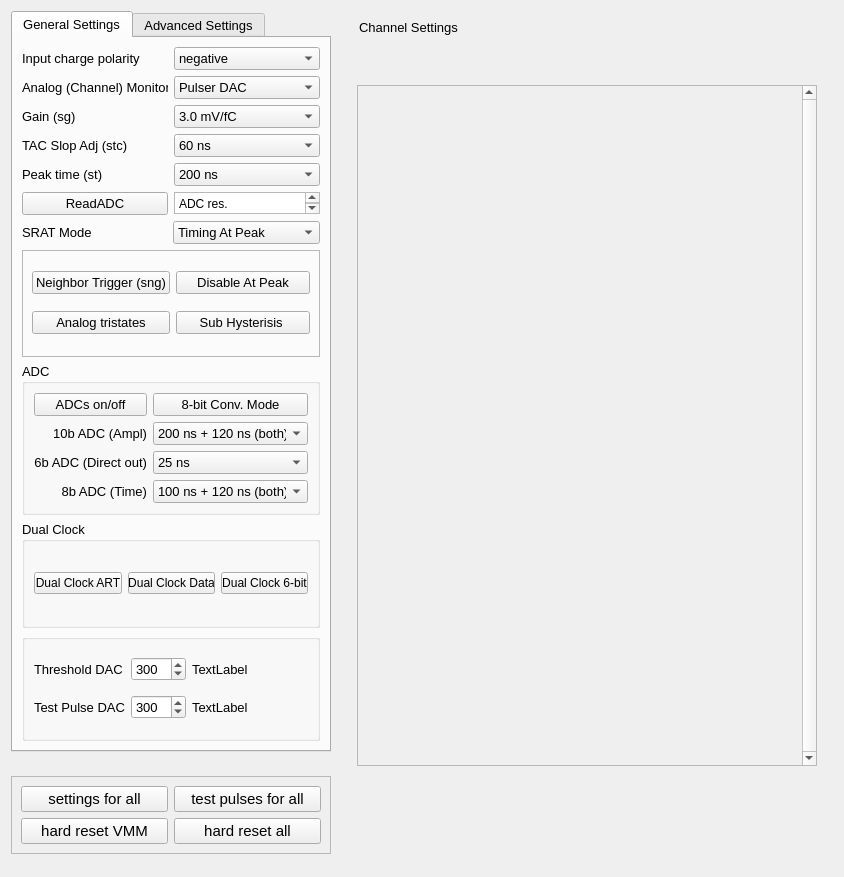
First picture: the form in src/vmm_window.ui, repository YanzhaoW/vmmsc, before the edit.
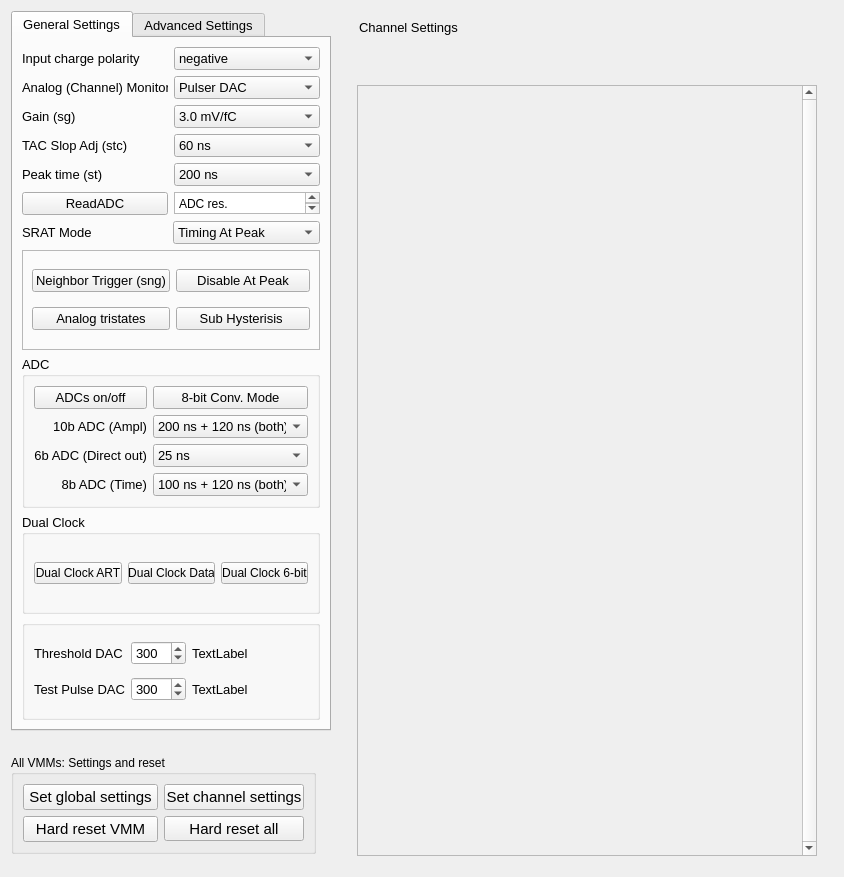
Second picture: the form after the edit.

Commit message: added buttons to reset all VMMs and copy channel settings

Patch:
```diff
--- a/src/vmm_window.ui
+++ b/src/vmm_window.ui
@@ -32,115 +32,6 @@
    <string>Form</string>
   </property>
   <layout class="QGridLayout" name="gridLayout_4">
-   <item row="4" column="0">
-    <widget class="QFrame" name="frame_2">
-     <property name="sizePolicy">
-      <sizepolicy hsizetype="Preferred" vsizetype="Fixed">
-       <horstretch>0</horstretch>
-       <verstretch>0</verstretch>
-      </sizepolicy>
-     </property>
-     <property name="minimumSize">
-      <size>
-       <width>0</width>
-       <height>50</height>
-      </size>
-     </property>
-     <property name="frameShape">
-      <enum>QFrame::StyledPanel</enum>
-     </property>
-     <property name="frameShadow">
-      <enum>QFrame::Raised</enum>
-     </property>
-     <layout class="QGridLayout" name="gridLayout_9">
-      <item row="1" column="1">
-       <widget class="QPushButton" name="vmmResetAll">
-        <property name="sizePolicy">
-         <sizepolicy hsizetype="Expanding" vsizetype="Fixed">
-          <horstretch>0</horstretch>
-          <verstretch>0</verstretch>
-         </sizepolicy>
-        </property>
-        <property name="minimumSize">
-         <size>
-          <width>0</width>
-          <height>25</height>
-         </size>
-        </property>
-        <property name="font">
-         <font>
-          <family>Arial</family>
-          <pointsize>11</pointsize>
-         </font>
-        </property>
-        <property name="text">
-         <string>hard reset all</string>
-        </property>
-       </widget>
-      </item>
-      <item row="1" column="0">
-       <widget class="QPushButton" name="vmmReset">
-        <property name="enabled">
-         <bool>true</bool>
-        </property>
-        <property name="sizePolicy">
-         <sizepolicy hsizetype="Expanding" vsizetype="Fixed">
-          <horstretch>0</horstretch>
-          <verstretch>0</verstretch>
-         </sizepolicy>
-        </property>
-        <property name="minimumSize">
-         <size>
-          <width>0</width>
-          <height>25</height>
-         </size>
-        </property>
-        <property name="font">
-         <font>
-          <family>Arial</family>
-          <pointsize>11</pointsize>
-         </font>
-        </property>
-        <property name="text">
-         <string>hard reset VMM</string>
-        </property>
-       </widget>
-      </item>
-      <item row="0" column="0">
-       <widget class="QPushButton" name="ApplyAll">
-        <property name="minimumSize">
-         <size>
-          <width>0</width>
-          <height>25</height>
-         </size>
-        </property>
-        <property name="font">
-         <font>
-          <family>Arial</family>
-          <pointsize>11</pointsize>
-         </font>
-        </property>
-        <property name="text">
-         <string extracomment="Applies the settings of current VMM to all activated VMMs">settings for all</string>
-        </property>
-       </widget>
-      </item>
-      <item row="0" column="1">
-       <widget class="QPushButton" name="TestPulsesAll">
-        <property name="font">
-         <font>
-          <family>Arial</family>
-          <pointsize>11</pointsize>
-         </font>
-        </property>
-        <property name="text">
-         <string>test pulses for all</string>
-        </property>
-       </widget>
-      </item>
-     </layout>
-    </widget>
-   </item>
    <item row="0" column="0">
     <widget class="QTabWidget" name="tabWidget_4">
      <property name="maximumSize">
@@ -1797,7 +1688,7 @@
             <x>10</x>
             <y>44</y>
             <width>460</width>
-            <height>681</height>
+            <height>771</height>
            </rect>
           </property>
           <property name="lineWidth">
@@ -1818,7 +1709,7 @@
              <x>0</x>
              <y>0</y>
              <width>441</width>
-             <height>679</height>
+             <height>769</height>
             </rect>
            </property>
           </widget>
@@ -1862,6 +1753,142 @@
      </layout>
     </widget>
    </item>
+   <item row="4" column="0">
+    <widget class="QGroupBox" name="grpAllVMMs">
+     <property name="sizePolicy">
+      <sizepolicy hsizetype="Fixed" vsizetype="Fixed">
+       <horstretch>0</horstretch>
+       <verstretch>0</verstretch>
+      </sizepolicy>
+     </property>
+     <property name="minimumSize">
+      <size>
+       <width>0</width>
+       <height>50</height>
+      </size>
+     </property>
+     <property name="title">
+      <string>All VMMs: Settings and reset</string>
+     </property>
+     <layout class="QGridLayout" name="gridLayout_9">
+      <item row="1" column="1">
+       <widget class="QPushButton" name="vmmResetAll">
+        <property name="sizePolicy">
+         <sizepolicy hsizetype="Expanding" vsizetype="Fixed">
+          <horstretch>0</horstretch>
+          <verstretch>0</verstretch>
+         </sizepolicy>
+        </property>
+        <property name="minimumSize">
+         <size>
+          <width>135</width>
+          <height>20</height>
+         </size>
+        </property>
+        <property name="maximumSize">
+         <size>
+          <width>140</width>
+          <height>25</height>
+         </size>
+        </property>
+        <property name="font">
+         <font>
+          <family>Arial</family>
+          <pointsize>11</pointsize>
+         </font>
+        </property>
+        <property name="text">
+         <string>Hard reset all</string>
+        </property>
+       </widget>
+      </item>
+      <item row="1" column="0">
+       <widget class="QPushButton" name="vmmReset">
+        <property name="enabled">
+         <bool>true</bool>
+        </property>
+        <property name="sizePolicy">
+         <sizepolicy hsizetype="Expanding" vsizetype="Fixed">
+          <horstretch>0</horstretch>
+          <verstretch>0</verstretch>
+         </sizepolicy>
+        </property>
+        <property name="minimumSize">
+         <size>
+          <width>135</width>
+          <height>20</height>
+         </size>
+        </property>
+        <property name="maximumSize">
+         <size>
+          <width>140</width>
+          <height>16777215</height>
+         </size>
+        </property>
+        <property name="font">
+         <font>
+          <family>Arial</family>
+          <pointsize>11</pointsize>
+         </font>
+        </property>
+        <property name="text">
+         <string>Hard reset VMM</string>
+        </property>
+       </widget>
+      </item>
+      <item row="0" column="0">
+       <widget class="QPushButton" name="ApplyAll">
+        <property name="minimumSize">
+         <size>
+          <width>135</width>
+          <height>20</height>
+         </size>
+        </property>
+        <property name="maximumSize">
+         <size>
+          <width>140</width>
+          <height>16777215</height>
+         </size>
+        </property>
+        <property name="font">
+         <font>
+          <family>Arial</family>
+          <pointsize>11</pointsize>
+         </font>
+        </property>
+        <property name="text">
+         <string extracomment="Applies the settings of current VMM to all activated VMMs">Set global settings</string>
+        </property>
+       </widget>
+      </item>
+      <item row="0" column="1">
+       <widget class="QPushButton" name="ChannelSettingsAll">
+        <property name="minimumSize">
+         <size>
+          <width>135</width>
+          <height>20</height>
+         </size>
+        </property>
+        <property name="maximumSize">
+         <size>
+          <width>140</width>
+          <height>16777215</height>
+         </size>
+        </property>
+        <property name="font">
+         <font>
+          <family>Arial</family>
+          <pointsize>11</pointsize>
+         </font>
+        </property>
+        <property name="text">
+         <string>Set channel settings</string>
+        </property>
+       </widget>
+      </item>
+     </layout>
+    </widget>
+   </item>
   </layout>
  </widget>
  <resources/>
```
The commit also changes 7 other files.
